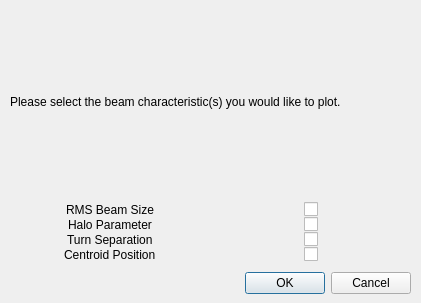
First picture: the form in py_particle_processor_qt/tools/BeamChar/beamchargui.ui, repository DanielWinklehner/py_particle_processor, before the edit.
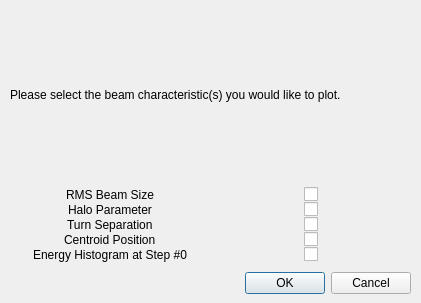
Second picture: the form after the edit.

Patch:
```diff
--- a/py_particle_processor_qt/tools/BeamChar/beamchargui.ui
+++ b/py_particle_processor_qt/tools/BeamChar/beamchargui.ui
@@ -125,6 +125,20 @@
          </property>
         </widget>
        </item>
+       <item row="6" column="0" alignment="Qt::AlignHCenter">
+        <widget class="QLabel" name="label_6">
+         <property name="text">
+          <string>Energy Histogram at Step #0</string>
+         </property>
+        </widget>
+       </item>
+       <item row="6" column="1" alignment="Qt::AlignHCenter">
+        <widget class="QCheckBox" name="ehist">
+         <property name="text">
+          <string/>
+         </property>
+        </widget>
+       </item>
       </layout>
      </item>
      <item>
```
Left out of the diff: 18 changed lines with no effect on the pictures.
